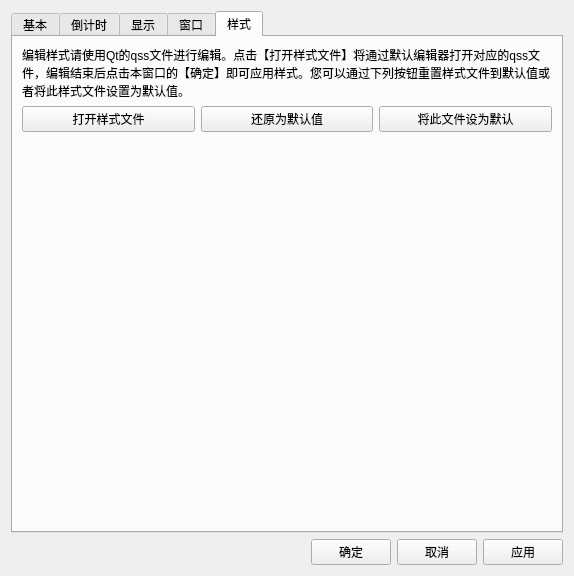
This is UISource/profile_config_ui.ui in HelloWRC/W-DesktopCountdown as Qt 5 draws it before an edit. The edited form follows.
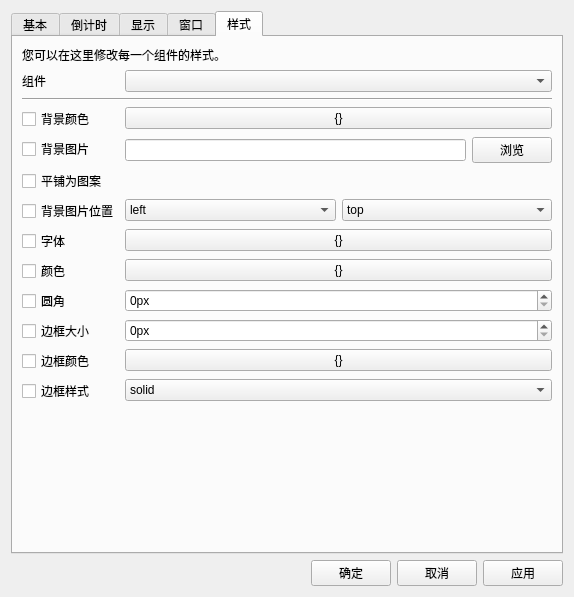
This is the edited form. The open tabs and pages were chosen to show the change.

Commit message: 样式界面ui

```diff
--- a/UISource/profile_config_ui.ui
+++ b/UISource/profile_config_ui.ui
@@ -10,7 +10,7 @@
     <x>0</x>
     <y>0</y>
     <width>574</width>
-    <height>576</height>
+    <height>597</height>
    </rect>
   </property>
   <property name="windowTitle">
@@ -325,48 +325,244 @@
       <attribute name="title">
        <string>样式</string>
       </attribute>
-      <layout class="QGridLayout" name="gridLayout">
+      <layout class="QFormLayout" name="formLayout_2">
+       <item row="0" column="0" colspan="2">
+        <widget class="QLabel" name="lb_description">
+         <property name="text">
+          <string>您可以在这里修改每一个组件的样式。</string>
+         </property>
+        </widget>
+       </item>
        <item row="1" column="0">
-        <widget class="QPushButton" name="btn_open_qss_file">
+        <widget class="QLabel" name="lb_widgets">
          <property name="text">
-          <string>打开样式文件</string>
-         </property>
-        </widget>
-       </item>
-       <item row="1" column="2">
-        <widget class="QPushButton" name="btn_qss_save_default">
-         <property name="text">
-          <string>将此文件设为默认</string>
+          <string>组件</string>
          </property>
         </widget>
        </item>
        <item row="1" column="1">
-        <widget class="QPushButton" name="btn_qss_set_default">
-         <property name="text">
-          <string>还原为默认值</string>
-         </property>
-        </widget>
+        <widget class="QComboBox" name="cb_widgets"/>
        </item>
-       <item row="2" column="0">
-        <spacer name="verticalSpacer">
-         <property name="orientation">
-          <enum>Qt::Vertical</enum>
-         </property>
-         <property name="sizeHint" stdset="0">
+       <item row="4" column="0" colspan="2">
+        <widget class="Line" name="line">
+         <property name="minimumSize">
           <size>
-           <width>20</width>
-           <height>40</height>
+           <width>0</width>
+           <height>0</height>
           </size>
          </property>
-        </spacer>
+         <property name="orientation">
+          <enum>Qt::Horizontal</enum>
+         </property>
+        </widget>
        </item>
-       <item row="0" column="0" colspan="3">
-        <widget class="QLabel" name="lb_style_description">
+       <item row="6" column="1">
+        <widget class="QPushButton" name="btn_bgcolor">
          <property name="text">
-          <string>编辑样式请使用Qt的qss文件进行编辑。点击【打开样式文件】将通过默认编辑器打开对应的qss文件，编辑结束后点击本窗口的【确定】即可应用样式。您可以通过下列按钮重置样式文件到默认值或者将此样式文件设置为默认值。</string>
+          <string>{}</string>
          </property>
-         <property name="wordWrap">
-          <bool>true</bool>
+        </widget>
+       </item>
+       <item row="7" column="1">
+        <layout class="QHBoxLayout" name="horizontalLayout">
+         <item>
+          <widget class="QLineEdit" name="le_bgpic"/>
+         </item>
+         <item>
+          <widget class="QPushButton" name="btn_browse_bgpic">
+           <property name="text">
+            <string>浏览</string>
+           </property>
+          </widget>
+         </item>
+        </layout>
+       </item>
+       <item row="8" column="0" colspan="2">
+        <widget class="QCheckBox" name="cb_clip_bg">
+         <property name="text">
+          <string>平铺为图案</string>
+         </property>
+        </widget>
+       </item>
+       <item row="11" column="1">
+        <widget class="QPushButton" name="btn_font">
+         <property name="text">
+          <string>{}</string>
+         </property>
+        </widget>
+       </item>
+       <item row="12" column="1">
+        <widget class="QPushButton" name="btn_color">
+         <property name="text">
+          <string>{}</string>
+         </property>
+        </widget>
+       </item>
+       <item row="13" column="1">
+        <widget class="QSpinBox" name="sb_radius">
+         <property name="suffix">
+          <string>px</string>
+         </property>
+         <property name="maximum">
+          <number>256</number>
+         </property>
+        </widget>
+       </item>
+       <item row="6" column="0">
+        <widget class="QCheckBox" name="lb_bgcolor">
+         <property name="text">
+          <string>背景颜色</string>
+         </property>
+        </widget>
+       </item>
+       <item row="7" column="0">
+        <widget class="QCheckBox" name="lb_bgpic">
+         <property name="text">
+          <string>背景图片</string>
+         </property>
+        </widget>
+       </item>
+       <item row="11" column="0">
+        <widget class="QCheckBox" name="lb_font">
+         <property name="text">
+          <string>字体</string>
+         </property>
+        </widget>
+       </item>
+       <item row="12" column="0">
+        <widget class="QCheckBox" name="lb_color">
+         <property name="text">
+          <string>颜色</string>
+         </property>
+        </widget>
+       </item>
+       <item row="13" column="0">
+        <widget class="QCheckBox" name="lb_radius">
+         <property name="text">
+          <string>圆角</string>
+         </property>
+        </widget>
+       </item>
+       <item row="14" column="0">
+        <widget class="QCheckBox" name="lb_border_size">
+         <property name="text">
+          <string>边框大小</string>
+         </property>
+        </widget>
+       </item>
+       <item row="16" column="0">
+        <widget class="QCheckBox" name="lb_border_color">
+         <property name="text">
+          <string>边框颜色</string>
+         </property>
+        </widget>
+       </item>
+       <item row="17" column="0">
+        <widget class="QCheckBox" name="lb_border_style">
+         <property name="text">
+          <string>边框样式</string>
+         </property>
+        </widget>
+       </item>
+       <item row="14" column="1">
+        <widget class="QSpinBox" name="sb_bordersize">
+         <property name="suffix">
+          <string>px</string>
+         </property>
+        </widget>
+       </item>
+       <item row="17" column="1">
+        <widget class="QComboBox" name="cb_border_style">
+         <item>
+          <property name="text">
+           <string>solid</string>
+          </property>
+         </item>
+         <item>
+          <property name="text">
+           <string>dotted</string>
+          </property>
+         </item>
+         <item>
+          <property name="text">
+           <string>dashed</string>
+          </property>
+         </item>
+         <item>
+          <property name="text">
+           <string>groove</string>
+          </property>
+         </item>
+         <item>
+          <property name="text">
+           <string>ridge</string>
+          </property>
+         </item>
+         <item>
+          <property name="text">
+           <string>inset</string>
+          </property>
+         </item>
+         <item>
+          <property name="text">
+           <string>outset</string>
+          </property>
+         </item>
+        </widget>
+       </item>
+       <item row="16" column="1">
+        <widget class="QPushButton" name="btn_bordercolor">
+         <property name="text">
+          <string>{}</string>
+         </property>
+        </widget>
+       </item>
+       <item row="9" column="1">
+        <layout class="QHBoxLayout" name="horizontalLayout_2">
+         <item>
+          <widget class="QComboBox" name="cb_bgpos1">
+           <item>
+            <property name="text">
+             <string>left</string>
+            </property>
+           </item>
+           <item>
+            <property name="text">
+             <string>center</string>
+            </property>
+           </item>
+           <item>
+            <property name="text">
+             <string>right</string>
+            </property>
+           </item>
+          </widget>
+         </item>
+         <item>
+          <widget class="QComboBox" name="cb_bgpos2">
+           <item>
+            <property name="text">
+             <string>top</string>
+            </property>
+           </item>
+           <item>
+            <property name="text">
+             <string>center</string>
+            </property>
+           </item>
+           <item>
+            <property name="text">
+             <string>bottom</string>
+            </property>
+           </item>
+          </widget>
+         </item>
+        </layout>
+       </item>
+       <item row="9" column="0">
+        <widget class="QCheckBox" name="lb_bgpos">
+         <property name="text">
+          <string>背景图片位置</string>
          </property>
         </widget>
        </item>
```
Left out of the diff: 62 changed lines with no effect on the pictures. The commit also changes 6 other files.
